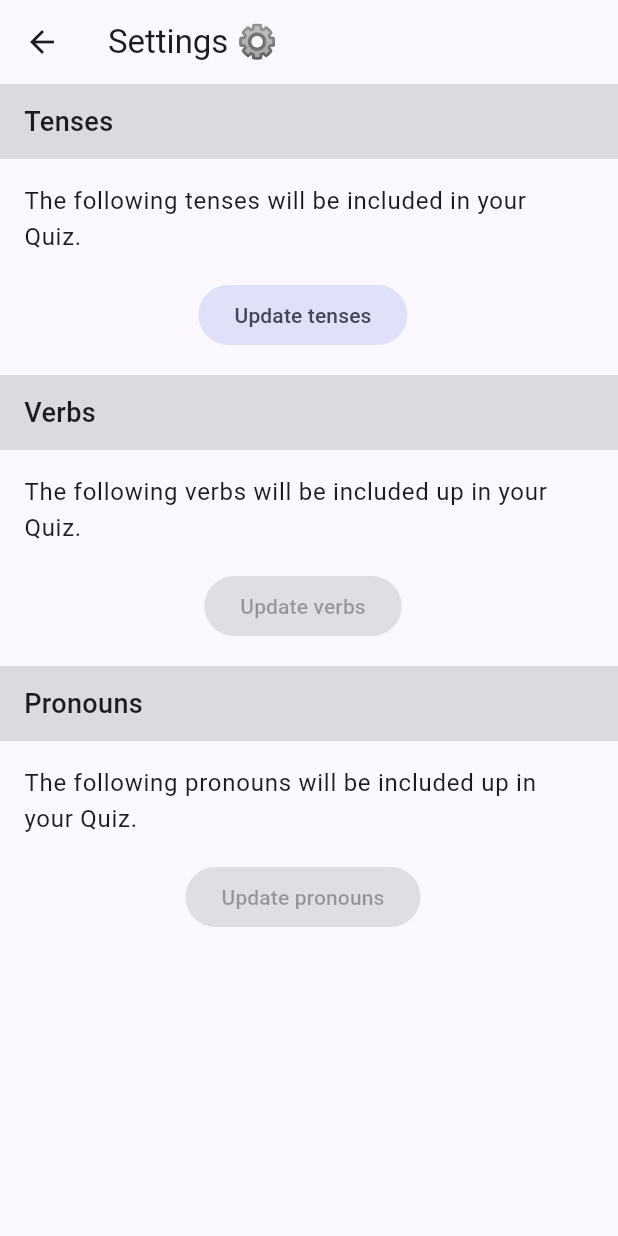
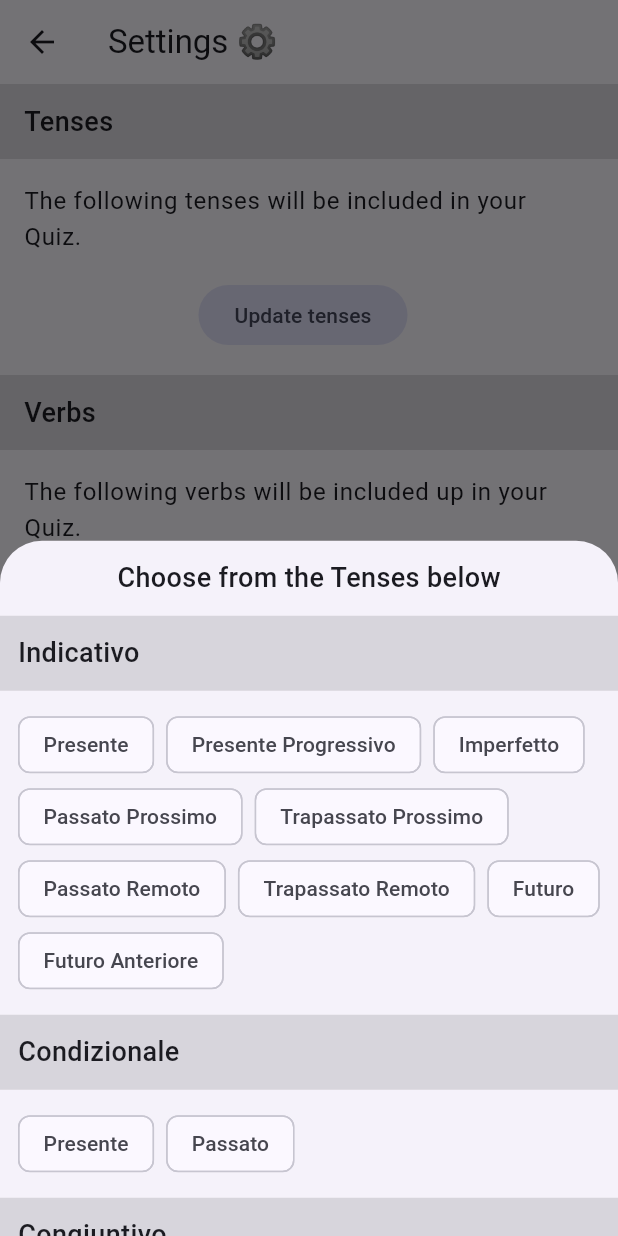
Before and after one commit to NicolasKargruber/ConiuGatto, a Flutter app: the SettingsScreen screen opened directly, after a tap on "Update tenses", on a phone screen of 412 x 824 dp. Run offline on Flutter 3.47's test engine with Material 3 defaults, Android fonts, the phone set to English and light mode, and no system bars; our stand-ins replace auto_size_text, shared_preferences, smooth_page_indicator; accounts and stored records are empty.

Commit message:
[CON-27] Apply Shared Preferences
and filter Tenses

```diff
--- a/lib/models/moods/conditional.dart
+++ b/lib/models/moods/conditional.dart
@@ -2,7 +2,6 @@ import 'package:coniugatto/utilities/extensions/verb_extensions.dart';
 
 import '../auxiliary.dart';
 import '../tenses/conditional_tenses.dart';
-import '../tenses/indicative_tenses.dart';
 import '../tenses/tense.dart';
 import '../verb.dart';
 import 'mood.dart';
@@ -11,15 +10,22 @@ class Conditional extends Mood {
   // Parent Reference
   late final Verb verb;
 
+  // Static Labels
+  static const String name = "Condizionale";
+  static List<LabeledTense> get getLabeledTenses => [
+    (PresentConditional, label: PresentConditional.name),
+    (PresentPerfectConditional, label: PresentPerfectConditional.name)
+  ];
+
   @override
-  String get label => "Condizionale";
+  final String label = name;
 
   @override
   List<Tense> getTenses(Auxiliary auxiliary) => [present, presentPerfectConditional(auxiliary)];
 
   // Simple Tenses - Stored in JSON
   /// Presente
-  final PresentIndicative present; // Presente
+  final PresentConditional present; // Presente
 
   // Compound Tenses - Generated dynamically
   /// Condizionale Passato
@@ -31,7 +37,7 @@ class Conditional extends Mood {
 
   factory Conditional.fromJson(Map<String, dynamic> json) {
     return Conditional(
-      present: PresentIndicative.fromJson(json['presente']),
+      present: PresentConditional.fromJson(json['presente']),
     );
   }
 }
--- a/lib/models/moods/imperative.dart
+++ b/lib/models/moods/imperative.dart
@@ -10,8 +10,15 @@ class Imperative extends Mood {
   // Parent Reference
   late final Verb verb;
 
+  // Static Labels
+  static const String name = "Imperativo";
+  static List<LabeledTense> get getLabeledTenses => [
+    (PositiveImperative, label: PositiveImperative.name),
+    (NegativeImperative, label: NegativeImperative.name)
+  ];
+
   @override
-  String get label => "Imperativo";
+  final String label = name;
 
   @override
   List<Tense> getTenses(Auxiliary auxiliary) => [positive, negative];
--- a/lib/models/moods/indicative.dart
+++ b/lib/models/moods/indicative.dart
@@ -4,27 +4,42 @@ import '../auxiliary.dart';
 import '../tenses/indicative_tenses.dart';
 import '../tenses/tense.dart';
 import '../verb.dart';
+import 'imperative.dart';
 import 'mood.dart';
 
 class Indicative extends Mood {
   // Parent Reference
   late final Verb verb;
 
+  // Static Labels
+  static const String name = "Indicativo";
+  static List<LabeledTense> get getLabeledTenses => [
+    (PresentIndicative, label: PresentIndicative.name),
+    (PresentContinuousIndicative, label: PresentContinuousIndicative.name),
+    (ImperfectIndicative, label: ImperfectIndicative.name),
+    (PresentPerfectIndicative, label: PresentPerfectIndicative.name),
+    (PastPerfectIndicative, label: PastPerfectIndicative.name),
+    (HistoricalPresentPerfectIndicative, label: HistoricalPresentPerfectIndicative.name),
+    (HistoricalPastPerfectIndicative, label: HistoricalPastPerfectIndicative.name),
+    (FutureIndicative, label: FutureIndicative.name),
+    (FuturePerfectIndicative, label: FuturePerfectIndicative.name)
+  ];
+
   @override
-  String get label => "Indicativo";
+  final String label = name;
 
   @override
   List<Tense> getTenses(Auxiliary auxiliary) => [present, presentContinuous, imperfect, presentPerfect(auxiliary), pastPerfect(auxiliary), historicalPresentPerfect, historicalPastPerfect(auxiliary), future, futurePerfect(auxiliary)];
 
   // Simple Tenses - Stored in JSON
   /// => Presente
-  final Tense present;
+  final PresentIndicative present;
   /// => Imperfecto
-  final Tense imperfect;
+  final ImperfectIndicative imperfect;
   /// => Passato Remoto
-  final Tense historicalPresentPerfect;
+  final HistoricalPresentPerfectIndicative historicalPresentPerfect;
   /// => Futuro Semplice
-  final Tense future;
+  final FutureIndicative future;
 
   // Compound Tenses - Generated dynamically
   /// => Presente Progressivo
--- a/lib/models/moods/subjunctive.dart
+++ b/lib/models/moods/subjunctive.dart
@@ -10,8 +10,17 @@ class Subjunctive extends Mood {
   // Parent Reference
   late final Verb verb;
 
+  // Static labels
+  static const String name = "Congiuntivo";
+  static List<LabeledTense> get getLabeledTenses => [
+    (PresentSubjunctive, label: PresentSubjunctive.name),
+    (ImperfectSubjunctive, label: ImperfectSubjunctive.name),
+    (PresentPerfectSubjunctive, label: PresentPerfectSubjunctive.name),
+    (PastPerfectSubjunctive, label: PastPerfectSubjunctive.name)
+  ];
+
   @override
-  String get label => "Congiuntivo";
+  final String label = name;
 
   @override
   List<Tense> getTenses(Auxiliary auxiliary) => [present, imperfect, presentPerfectSubjunctive(auxiliary), pastPerfectSubjunctive(auxiliary) ];
--- a/lib/models/tenses/conditional_tenses.dart
+++ b/lib/models/tenses/conditional_tenses.dart
@@ -2,7 +2,8 @@ import 'tense.dart';
 
 /// => Condizionale Presente
 final class PresentConditional extends Tense {
-  PresentConditional({required super.conjugations}) : super(label: 'Presente');
+  static const String name = 'Presente';
+  PresentConditional({required super.conjugations}) : super(label: name);
 
   factory PresentConditional.fromJson(Map<String, dynamic> json) {
     return PresentConditional(conjugations: Tense.convertJsonToConjugations(json));
@@ -11,5 +12,6 @@ final class PresentConditional extends Tense {
 
 /// => Condizionale Passato
 final class PresentPerfectConditional extends Tense {
-  PresentPerfectConditional({required super.conjugations}) : super(label: 'Passato', isCompound: true, usesPastParticiple: true);
+  static const String name = 'Passato';
+  PresentPerfectConditional({required super.conjugations}) : super(label: name, isCompound: true, usesPastParticiple: true);
 }
--- a/lib/models/tenses/imperative_tenses.dart
+++ b/lib/models/tenses/imperative_tenses.dart
@@ -2,7 +2,8 @@ import 'tense.dart';
 
 /// => Imperativo Positivo
 final class PositiveImperative extends Tense {
-  PositiveImperative({required super.conjugations}) : super(label: 'Positivo');
+  static const String name = 'Positivo';
+  PositiveImperative({required super.conjugations}) : super(label: name);
 
   factory PositiveImperative.fromJson(Map<String, dynamic> json) {
     return PositiveImperative(conjugations: Tense.convertJsonToConjugations(json));
@@ -11,5 +12,6 @@ final class PositiveImperative extends Tense {
 
 /// => Imperativo Negativo
 final class NegativeImperative extends Tense {
-  NegativeImperative({required super.conjugations}) : super(label: 'Negativo');
+  static const String name = 'Negativo';
+  NegativeImperative({required super.conjugations}) : super(label: name);
 }
--- a/lib/models/tenses/indicative_tenses.dart
+++ b/lib/models/tenses/indicative_tenses.dart
@@ -3,7 +3,8 @@ import 'tense.dart';
 
 /// => Indicativo Presente
 final class PresentIndicative extends Tense {
-  PresentIndicative({required super.conjugations}) : super(label: 'Presente');
+  static const String name = 'Presente';
+  PresentIndicative({required super.conjugations}) : super(label: name);
 
   factory PresentIndicative.fromJson(Map<String, dynamic> json) {
     return PresentIndicative(conjugations: Tense.convertJsonToConjugations(json));
@@ -12,13 +13,15 @@ final class PresentIndicative extends Tense {
 
 /// => Indicativo Presente Progressivo
 final class PresentContinuousIndicative extends Tense {
-  PresentContinuousIndicative({required super.conjugations}) : super(label: 'Presente Progressivo', isCompound: true);
+  static const String name = 'Presente Progressivo';
+  PresentContinuousIndicative({required super.conjugations}) : super(label: name, isCompound: true);
 }
 
 
 /// => Indicativo Imperfetto
 final class ImperfectIndicative extends Tense {
-  ImperfectIndicative({required super.conjugations}) : super(label: 'Imperfetto');
+  static const String name = 'Imperfetto';
+  ImperfectIndicative({required super.conjugations}) : super(label: name);
 
   factory ImperfectIndicative.fromJson(Map<String, dynamic> json) {
     return ImperfectIndicative(conjugations: Tense.convertJsonToConjugations(json));
@@ -27,17 +30,20 @@ final class ImperfectIndicative extends Tense {
 
 /// => Indicativo Passato Prossimo
 final class PresentPerfectIndicative extends Tense {
-  PresentPerfectIndicative({required super.conjugations}) : super(label: 'Passato Prossimo', isCompound: true, usesPastParticiple: true);
+  static const String name = 'Passato Prossimo';
+  PresentPerfectIndicative({required super.conjugations}) : super(label: name, isCompound: true, usesPastParticiple: true);
 }
 
 /// => Indicativo Trapassato Prossimo
 final class PastPerfectIndicative extends Tense {
-  PastPerfectIndicative({required super.conjugations}) : super(label: 'Trapassato Prossimo', isCompound: true, usesPastParticiple: true);
+  static const String name = 'Trapassato Prossimo';
+  PastPerfectIndicative({required super.conjugations}) : super(label: name, isCompound: true, usesPastParticiple: true);
 }
 
 /// => Indicativo Passato Remoto
 final class HistoricalPresentPerfectIndicative extends Tense {
-  HistoricalPresentPerfectIndicative({required super.conjugations}) : super(label: 'Passato Remoto');
+  static const String name = 'Passato Remoto';
+  HistoricalPresentPerfectIndicative({required super.conjugations}) : super(label: name);
 
   factory HistoricalPresentPerfectIndicative.fromJson(Map<String, dynamic> json) {
     return HistoricalPresentPerfectIndicative(conjugations: Tense.convertJsonToConjugations(json));
@@ -46,12 +52,14 @@ final class HistoricalPresentPerfectIndicative extends Tense {
 
 /// => Indicativo Trapassato Remoto
 final class HistoricalPastPerfectIndicative extends Tense {
-  HistoricalPastPerfectIndicative({required super.conjugations}) : super(label: 'Trapassato Remoto', isCompound: true, usesPastParticiple: true);
+  static const String name = 'Trapassato Remoto';
+  HistoricalPastPerfectIndicative({required super.conjugations}) : super(label: name, isCompound: true, usesPastParticiple: true);
 }
 
 /// => Indicativo Futuro
 final class FutureIndicative extends Tense {
-  FutureIndicative({required super.conjugations}) : super(label: 'Futuro');
+  static const String name = 'Futuro';
+  FutureIndicative({required super.conjugations}) : super(label: name);
 
   factory FutureIndicative.fromJson(Map<String, dynamic> json) {
     return FutureIndicative(conjugations: Tense.convertJsonToConjugations(json));
@@ -60,5 +68,6 @@ final class FutureIndicative extends Tense {
 
 /// => Indicativo Futuro Anteriore
 final class FuturePerfectIndicative extends Tense {
-  FuturePerfectIndicative({required super.conjugations}) : super(label: 'Futuro Anteriore', isCompound: true, usesPastParticiple: true);
+  static const String name = 'Futuro Anteriore';
+  FuturePerfectIndicative({required super.conjugations}) : super(label: name, isCompound: true, usesPastParticiple: true);
 }
--- a/lib/models/tenses/subjunctive_tenses.dart
+++ b/lib/models/tenses/subjunctive_tenses.dart
@@ -2,7 +2,8 @@ import 'tense.dart';
 
 /// => Congiuntivo Presente
 final class PresentSubjunctive extends Tense {
-  PresentSubjunctive({required super.conjugations}) : super(label: 'Presente');
+  static const String name = 'Presente';
+  PresentSubjunctive({required super.conjugations}) : super(label: name);
 
   factory PresentSubjunctive.fromJson(Map<String, dynamic> json) {
     return PresentSubjunctive(conjugations: Tense.convertJsonToConjugations(json));
@@ -11,17 +12,20 @@ final class PresentSubjunctive extends Tense {
 
 /// => Congiuntivo Passato
 final class PresentPerfectSubjunctive extends Tense {
-  PresentPerfectSubjunctive({required super.conjugations}) : super(label: 'Passato', isCompound: true, usesPastParticiple: true);
+  static const String name = 'Passato';
+  PresentPerfectSubjunctive({required super.conjugations}) : super(label: name, isCompound: true, usesPastParticiple: true);
 }
 
 /// => Congiuntivo Trapassato
 final class PastPerfectSubjunctive extends Tense {
-  PastPerfectSubjunctive({required super.conjugations}) : super(label: 'Trapassato', isCompound: true, usesPastParticiple: true);
+  static const String name = 'Trapassato';
+  PastPerfectSubjunctive({required super.conjugations}) : super(label: name, isCompound: true, usesPastParticiple: true);
 }
 
 /// => Congiuntivo Imperfetto
 final class ImperfectSubjunctive extends Tense {
-  ImperfectSubjunctive({required super.conjugations}) : super(label: 'Imperfetto');
+  static const String name = 'Imperfetto';
+  ImperfectSubjunctive({required super.conjugations}) : super(label: name);
 
   factory ImperfectSubjunctive.fromJson(Map<String, dynamic> json) {
     return ImperfectSubjunctive(conjugations: Tense.convertJsonToConjugations(json));
--- a/lib/models/tenses/tense.dart
+++ b/lib/models/tenses/tense.dart
@@ -1,5 +1,7 @@
 import 'package:coniugatto/models/pronoun.dart';
 import 'package:coniugatto/models/verb.dart';
+
+typedef LabeledTense = (Type, {String label});
 
 ConjugatedVerb? _conjugatedVerb(Map<String, dynamic>? json) {
   try {
@@ -15,6 +17,8 @@ base class Tense {
   final bool isCompound;
   final Conjugations conjugations;
 
+  static final String labeled = "";
+
   operator [](Pronoun pronoun) => conjugations[pronoun];
 
   static Conjugations convertJsonToConjugations(Map<String, dynamic> json) {
--- a/lib/screens/settings_screen.dart
+++ b/lib/screens/settings_screen.dart
@@ -1,7 +1,19 @@
 import 'package:flutter/material.dart';
+
+import '../widgets/choose_tenses_sheet.dart';
 
 class SettingsScreen extends StatelessWidget {
   const SettingsScreen({super.key});
+
+  showSheet(BuildContext context) {
+    showModalBottomSheet(
+      context: context,
+      builder: (context) => SingleChildScrollView(
+        scrollDirection: Axis.vertical,
+        child: ChooseTensesSheet(),
+      ),
+    );
+  }
 
   @override
   Widget build(BuildContext context) {
@@ -15,12 +27,24 @@ class SettingsScreen extends StatelessWidget {
             child: Container(
               padding: EdgeInsets.symmetric(horizontal: 16, vertical: 12),
               color: Colors.black12,
-              child: Text("Tenses", style: TextStyle(fontWeight: FontWeight.w500, fontSize: 18)),
+              child: Text(
+                "Tenses",
+                style: TextStyle(fontWeight: FontWeight.w500, fontSize: 18),
+              ),
             ),
           ),
-           SizedBox(height: 8),
-           ListTile(title: Text("The following tenses will be included in your Quiz."),),
-           ListTile(title: Center(child: FilledButton.tonal(onPressed: (){},child:Text("Update tenses"))),),
+          SizedBox(height: 8),
+          ListTile(
+            title: Text("The following tenses will be included in your Quiz."),
+          ),
+          ListTile(
+            title: Center(
+              child: FilledButton.tonal(
+                onPressed: () => showSheet(context),
+                child: Text("Update tenses"),
+              ),
+            ),
+          ),
 
           SizedBox(height: 8),
 
@@ -29,12 +53,26 @@ class SettingsScreen extends StatelessWidget {
             child: Container(
               padding: EdgeInsets.symmetric(horizontal: 16, vertical: 12),
               color: Colors.black12,
-              child: Text("Verbs", style: TextStyle(fontWeight: FontWeight.w500, fontSize: 18)),
+              child: Text(
+                "Verbs",
+                style: TextStyle(fontWeight: FontWeight.w500, fontSize: 18),
+              ),
             ),
           ),
           SizedBox(height: 8),
-          ListTile(title: Text("The following verbs will be included up in your Quiz."),),
-          ListTile(title: Center(child: FilledButton.tonal(onPressed: null, child:Text("Update verbs"))),),
+          ListTile(
+            title: Text(
+              "The following verbs will be included up in your Quiz.",
+            ),
+          ),
+          ListTile(
+            title: Center(
+              child: FilledButton.tonal(
+                onPressed: null,
+                child: Text("Update verbs"),
+              ),
+            ),
+          ),
 
           SizedBox(height: 8),
 
@@ -43,13 +81,26 @@ class SettingsScreen extends StatelessWidget {
             child: Container(
               padding: EdgeInsets.symmetric(horizontal: 16, vertical: 12),
               color: Colors.black12,
-              child: Text("Pronouns", style: TextStyle(fontWeight: FontWeight.w500, fontSize: 18)),
+              child: Text(
+                "Pronouns",
+                style: TextStyle(fontWeight: FontWeight.w500, fontSize: 18),
+              ),
             ),
           ),
           SizedBox(height: 8),
-          ListTile(title: Text("The following pronouns will be included up in your Quiz."),),
-          ListTile(title: Center(child: FilledButton.tonal(onPressed: null, child:Text("Update pronouns"))),),
-
+          ListTile(
+            title: Text(
+              "The following pronouns will be included up in your Quiz.",
+            ),
+          ),
+          ListTile(
+            title: Center(
+              child: FilledButton.tonal(
+                onPressed: null,
+                child: Text("Update pronouns"),
+              ),
+            ),
+          ),
         ],
       ),
     );
--- a/lib/screens/verb_detail_screen.dart
+++ b/lib/screens/verb_detail_screen.dart
@@ -1,8 +1,12 @@
-import 'package:coniugatto/widgets/conjugation_table.dart';
 import 'package:flutter/material.dart';
 
 import '../models/auxiliary.dart';
+import '../models/moods/conditional.dart';
+import '../models/moods/imperative.dart';
+import '../models/moods/indicative.dart';
+import '../models/moods/subjunctive.dart';
 import '../models/verb.dart';
+import '../widgets/conjugation_table.dart';
 
 class VerbDetailScreen extends StatefulWidget {
   final Verb verb;
@@ -67,7 +71,7 @@ class _VerbDetailScreenState extends State<VerbDetailScreen> {
             // INDICATIVO
             ExpansionTile(
               initiallyExpanded: true,
-              title: Text('Indicativo', style: TextStyle(fontSize: 18, fontWeight: FontWeight.bold)),
+              title: Text(Indicative.name, style: TextStyle(fontSize: 18, fontWeight: FontWeight.bold)),
               children: [
                 SingleChildScrollView(
                   scrollDirection: Axis.horizontal,
@@ -88,7 +92,7 @@ class _VerbDetailScreenState extends State<VerbDetailScreen> {
 
             // CONGIUNTIVO
             ExpansionTile(
-              title: Text('Congiuntivo', style: TextStyle(fontSize: 18, fontWeight: FontWeight.bold)),
+              title: Text(Subjunctive.name, style: TextStyle(fontSize: 18, fontWeight: FontWeight.bold)),
               children: [
                 SingleChildScrollView(
                   scrollDirection: Axis.horizontal,
@@ -104,7 +108,7 @@ class _VerbDetailScreenState extends State<VerbDetailScreen> {
 
             // CONDIZIONALE
             ExpansionTile(
-              title: Text('Condizionale', style: TextStyle(fontSize: 18, fontWeight: FontWeight.bold)),
+              title: Text(Conditional.name, style: TextStyle(fontSize: 18, fontWeight: FontWeight.bold)),
               children: [
                 SingleChildScrollView(
                   scrollDirection: Axis.horizontal,
@@ -118,7 +122,7 @@ class _VerbDetailScreenState extends State<VerbDetailScreen> {
 
             // IMPERATIVO
             ExpansionTile(
-              title: Text('Imperativo', style: TextStyle(fontSize: 18, fontWeight: FontWeight.bold)),
+              title: Text(Imperative.name, style: TextStyle(fontSize: 18, fontWeight: FontWeight.bold)),
               children: [
                 SingleChildScrollView(
                   scrollDirection: Axis.horizontal,
--- /dev/null
+++ b/lib/widgets/choose_tenses_sheet.dart
@@ -0,0 +1,111 @@
+import 'package:flutter/material.dart';
+import 'package:shared_preferences/shared_preferences.dart';
+
+import '../models/moods/conditional.dart';
+import '../models/moods/imperative.dart';
+import '../models/moods/indicative.dart';
+import '../models/moods/subjunctive.dart';
+import '../models/tenses/tense.dart';
+
+class ChooseTensesSheet extends StatefulWidget {
+  const ChooseTensesSheet({super.key});
+
+  @override
+  State<ChooseTensesSheet> createState() => _ChooseTensesSheetState();
+}
+
+class _ChooseTensesSheetState extends State<ChooseTensesSheet> {
+  late final SharedPreferences prefs;
+  Set<String> _tenseLabels = {};
+
+  Future _loadPrefs() async {
+    prefs = await SharedPreferences.getInstance();
+    setState(() {
+      _tenseLabels = prefs.getStringList('tenseLabels')?.toSet() ?? {};
+    });
+  }
+
+  _onSelectTense(bool selected, {required String prefValue}) {
+    setState(() {
+      if(selected) { _tenseLabels.add(prefValue); }
+      else { _tenseLabels.remove(prefValue); }
+    });
+  }
+
+  @override
+  void initState() {
+    debugPrint("ChooseTensesSheet | initState() ");
+    _loadPrefs();
+    super.initState();
+  }
+
+  @override
+  void dispose() {
+    debugPrint("ChooseTensesSheet | Dispose() ");
+    prefs.setStringList('tenseLabels', _tenseLabels.toList());
+    super.dispose();
+  }
+
+  @override
+  Widget build(BuildContext context) {
+    return Column(
+      crossAxisAlignment: CrossAxisAlignment.start,
+      children: [
+        Container(
+          alignment: Alignment.center,
+          padding: EdgeInsets.all(12),
+          child: Text(
+            "Choose from the Tenses below",
+            style: TextStyle(
+              fontWeight: FontWeight.w500,
+              fontSize: 18,
+            ),
+          ),
+        ),
+
+        _buildMoodSection(Indicative.name, Indicative.getLabeledTenses),
+        _buildMoodSection(Conditional.name, Conditional.getLabeledTenses),
+        _buildMoodSection(Subjunctive.name, Subjunctive.getLabeledTenses),
+        _buildMoodSection(Imperative.name, Imperative.getLabeledTenses),
+      ],
+    );
+  }
+
+  _buildMoodSection(String moodLabel, List<LabeledTense> labeledTenses) {
+    return Column(
+      crossAxisAlignment: CrossAxisAlignment.start,
+      children: [
+        SizedBox(
+          width: double.maxFinite,
+          child: Container(
+            padding: EdgeInsets.all(12),
+            color: Colors.black12,
+            child: Text(
+              moodLabel,
+              style: TextStyle(
+                fontWeight: FontWeight.w500,
+                fontSize: 18,
+              ),
+            ),
+          ),
+        ),
+        Padding(
+          padding: const EdgeInsets.all(12.0),
+          child: Wrap(
+            spacing: 8,
+            children: labeledTenses.map((labeledTense) {
+              final prefValue = "$moodLabel-${labeledTense.label}";
+              return FilterChip(
+                    label: Text(labeledTense.label),
+                    selected: _tenseLabels.contains(prefValue),
+                    onSelected: (selected) =>
+                        _onSelectTense(selected, prefValue: prefValue)
+                );
+            },
+            ).toList(),
+          ),
+        )
+      ],
+    );
+  }
+}
--- a/pubspec.yaml
+++ b/pubspec.yaml
@@ -38,6 +38,7 @@ dependencies:
   smooth_page_indicator: ^1.2.1
   provider: ^6.1.4
   collection: ^1.19.1
+  shared_preferences: ^2.5.3
 
 dev_dependencies:
   flutter_test:
```
Also changed, not shown: 7 other files.
